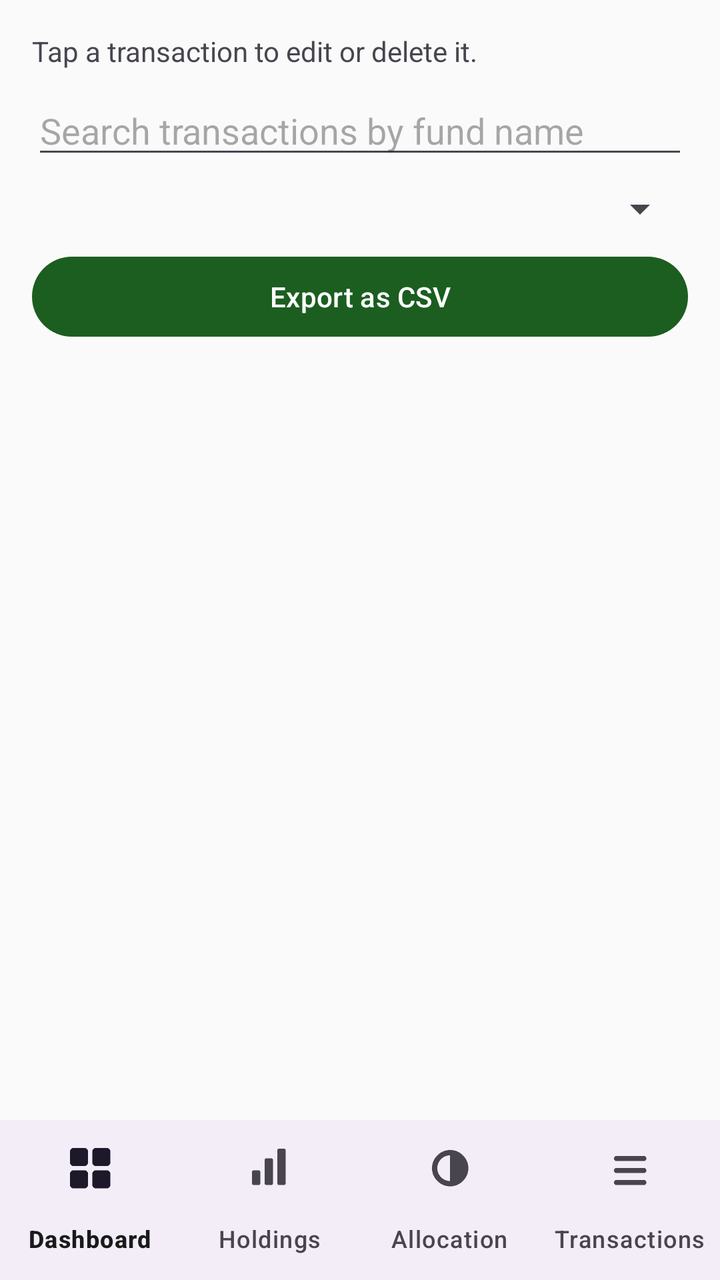
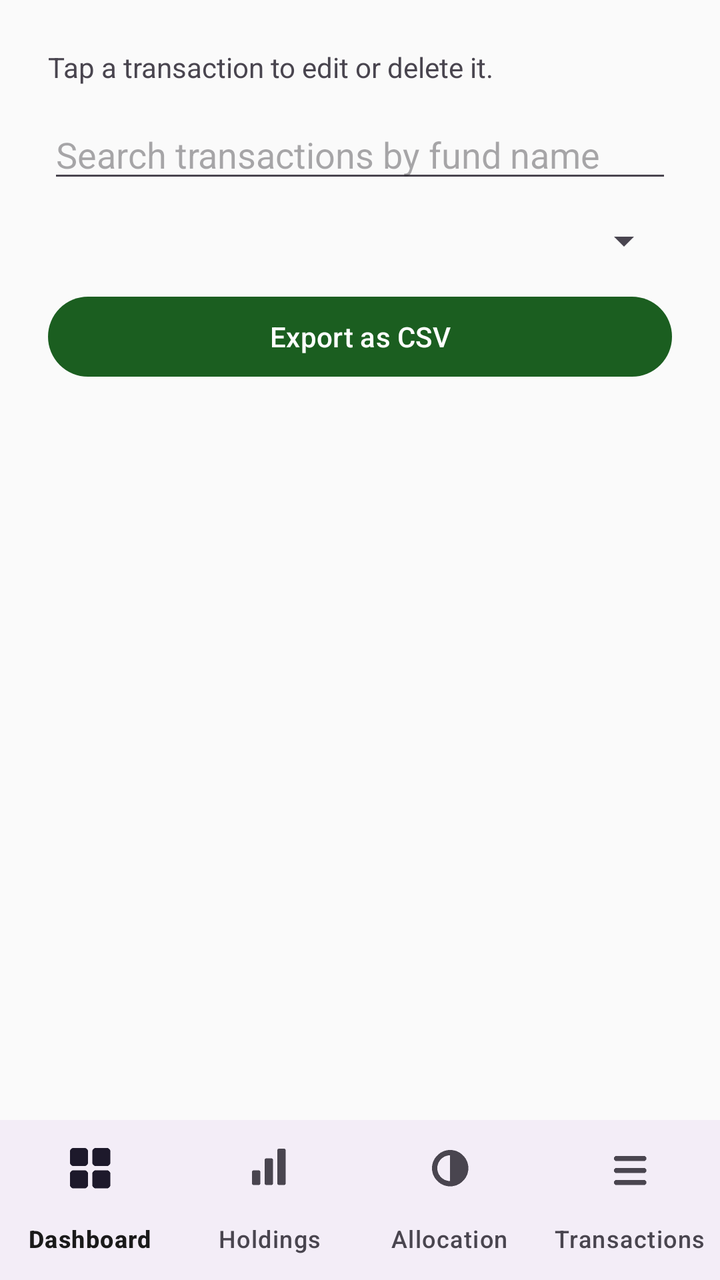

Before-and-after screenshots of an Android layout around one commit, followed by the original layout XML and the change that was made.
<!-- AndroidManifest.xml: application theme Theme.PersonalPortfolio -->
<!-- res/layout/activity_transactions.xml -->
<?xml version="1.0" encoding="utf-8"?>
<LinearLayout xmlns:android="http://schemas.android.com/apk/res/android"
    xmlns:app="http://schemas.android.com/apk/res-auto"
    android:layout_width="match_parent"
    android:layout_height="match_parent"
    android:orientation="vertical">

    <LinearLayout
        android:layout_width="match_parent"
        android:layout_height="0dp"
        android:layout_weight="1"
        android:orientation="vertical"
        android:padding="16dp">

        <TextView
            android:layout_width="match_parent"
            android:layout_height="wrap_content"
            android:textSize="14sp"
            android:text="Tap a transaction to edit or delete it." />

        <EditText
            android:id="@+id/transactionsSearchInput"
            android:layout_width="match_parent"
            android:layout_height="wrap_content"
            android:layout_marginTop="8dp"
            android:hint="Search transactions by fund name"
            android:inputType="text" />

        <Spinner
            android:id="@+id/transactionsSortSpinner"
            android:layout_width="match_parent"
            android:layout_height="wrap_content"
            android:layout_marginTop="8dp" />

        <Button
            android:id="@+id/exportCsvButton"
            android:layout_width="match_parent"
            android:layout_height="wrap_content"
            android:layout_marginTop="8dp"
            android:text="Export as CSV" />

        <androidx.recyclerview.widget.RecyclerView
            android:id="@+id/transactionsRecyclerView"
            android:layout_width="match_parent"
            android:layout_height="0dp"
            android:layout_weight="1"
            android:layout_marginTop="12dp" />

    </LinearLayout>

    <com.google.android.material.bottomnavigation.BottomNavigationView
        android:id="@+id/bottomNav"
        android:layout_width="match_parent"
        android:layout_height="wrap_content"
        app:menu="@menu/bottom_nav_menu"
        app:labelVisibilityMode="labeled" />

</LinearLayout>
<!-- resources referenced by this layout -->
<resources>
  <style name="Theme.PersonalPortfolio" parent="Theme.Material3.DayNight.NoActionBar">
          <item name="colorPrimary">@color/colorPrimary</item>
          <item name="colorPrimaryVariant">@color/colorPrimaryVariant</item>
          <item name="colorOnPrimary">@color/colorOnPrimary</item>
  
          <item name="colorSecondary">@color/colorSecondary</item>
          <item name="colorOnSecondary">@color/colorOnSecondary</item>
  
          <item name="android:colorBackground">@color/colorBackground</item>
          <item name="colorOnBackground">@color/colorOnBackground</item>
  
          <item name="colorSurface">@color/colorSurface</item>
          <item name="colorOnSurface">@color/colorOnSurface</item>
  
          <item name="android:statusBarColor">@color/colorPrimaryVariant</item>
      </style>
  <color name="colorPrimary">#1B5E20</color>
  <color name="colorPrimaryVariant">#0D3B12</color>
  <color name="colorOnPrimary">#FFFFFF</color>
  <color name="colorSecondary">#00897B</color>
  <color name="colorOnSecondary">#FFFFFF</color>
  <color name="colorBackground">#FAFAFA</color>
  <color name="colorOnBackground">#1A1A1A</color>
  <color name="colorSurface">#FFFFFF</color>
  <color name="colorOnSurface">#1A1A1A</color>
</resources>

<!-- the commit's change to res/layout/activity_transactions.xml (unified diff, before → after) -->
@@ -10,7 +10,7 @@
         android:layout_height="0dp"
         android:layout_weight="1"
         android:orientation="vertical"
-        android:padding="16dp">
+        android:padding="24dp">
 
         <TextView
             android:layout_width="match_parent"
@@ -22,7 +22,7 @@
             android:id="@+id/transactionsSearchInput"
             android:layout_width="match_parent"
             android:layout_height="wrap_content"
-            android:layout_marginTop="8dp"
+            android:layout_marginTop="12dp"
             android:hint="Search transactions by fund name"
             android:inputType="text" />
 
@@ -30,13 +30,13 @@
             android:id="@+id/transactionsSortSpinner"
             android:layout_width="match_parent"
             android:layout_height="wrap_content"
-            android:layout_marginTop="8dp" />
+            android:layout_marginTop="12dp" />
 
         <Button
             android:id="@+id/exportCsvButton"
             android:layout_width="match_parent"
             android:layout_height="wrap_content"
-            android:layout_marginTop="8dp"
+            android:layout_marginTop="12dp"
             android:text="Export as CSV" />
 
         <androidx.recyclerview.widget.RecyclerView
@@ -44,7 +44,7 @@
             android:layout_width="match_parent"
             android:layout_height="0dp"
             android:layout_weight="1"
-            android:layout_marginTop="12dp" />
+            android:layout_marginTop="20dp" />
 
     </LinearLayout>
 
